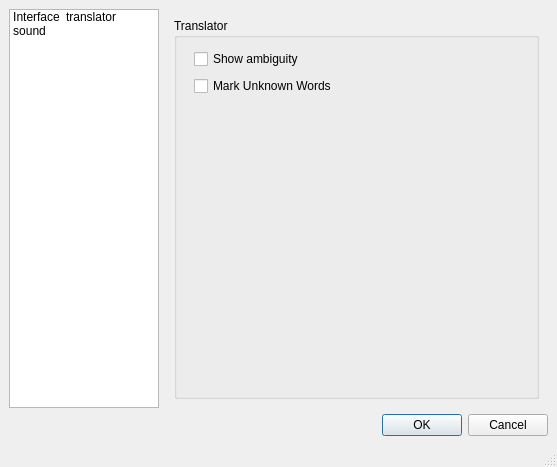
Qt form preferences.ui (tachyons/mltranslator) before a commit.
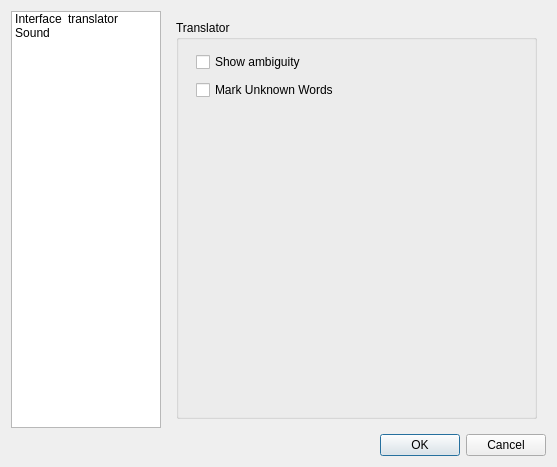
The same form after that commit. The open tabs and pages were chosen to show the change. Icons and pictures are not drawn.

Commit message: preferences ported to QDialog

```diff
--- a/preferences.ui
+++ b/preferences.ui
@@ -1,7 +1,7 @@
 <?xml version="1.0" encoding="UTF-8"?>
 <ui version="4.0">
  <class>Preferences</class>
- <widget class="QMainWindow" name="Preferences">
+ <widget class="QDialog" name="Preferences">
   <property name="geometry">
    <rect>
     <x>0</x>
@@ -13,7 +13,8 @@
   <property name="windowTitle">
    <string>Preferences</string>
   </property>
-  <widget class="QWidget" name="centralwidget">
+  <layout class="QVBoxLayout" name="verticalLayout_5">
+   <item>
    <layout class="QGridLayout" name="gridLayout">
     <item row="0" column="0">
      <layout class="QVBoxLayout" name="verticalLayout_2">
@@ -65,7 +66,7 @@
           </item>
           <item>
            <property name="text">
-            <string>sound</string>
+             <string>Sound</string>
            </property>
            <property name="icon">
             <iconset resource="icons.qrc">
@@ -157,7 +158,7 @@
                  <x>20</x>
                  <y>30</y>
                  <width>271</width>
-                 <height>50</height>
+                  <height>52</height>
                 </rect>
                </property>
                <layout class="QVBoxLayout" name="verticalLayout_3">
@@ -272,18 +273,8 @@
      </layout>
     </item>
    </layout>
-  </widget>
-  <widget class="QMenuBar" name="menubar">
-   <property name="geometry">
-    <rect>
-     <x>0</x>
-     <y>0</y>
-     <width>557</width>
-     <height>20</height>
-    </rect>
-   </property>
-  </widget>
-  <widget class="QStatusBar" name="statusbar"/>
+   </item>
+  </layout>
  </widget>
  <resources>
   <include location="icons.qrc"/>
```
Left out of the diff: 10 changed lines with no effect on the pictures. Lines whose indentation alone changed are shown as unchanged. The commit also changes 4 other files.
